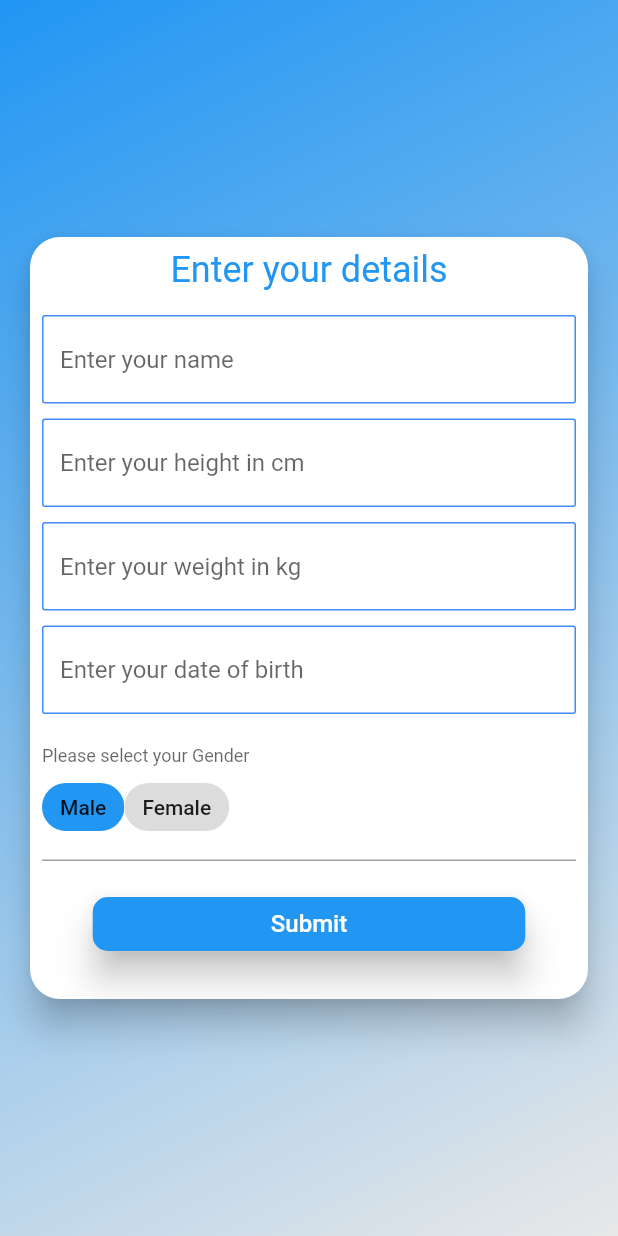
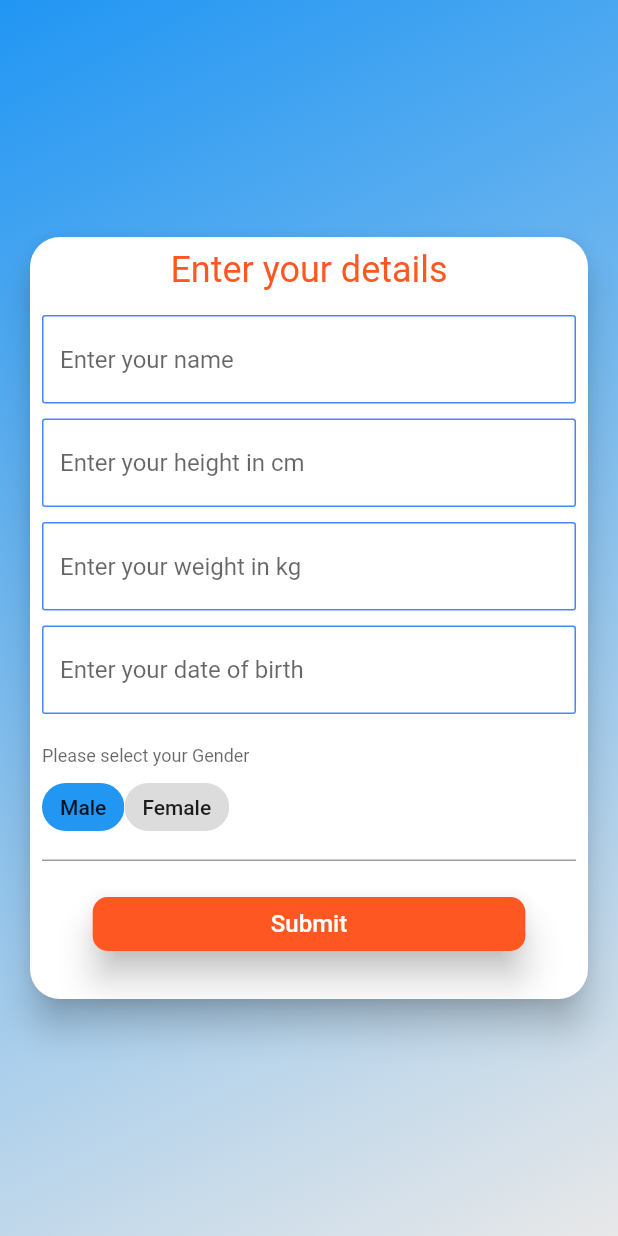
Before and after one commit to usamaTheFirst/sehatmand, a Flutter app: the FormScreen screen opened by its route, on a phone screen of 412 x 824 dp. Run offline on Flutter 3.47's test engine with Material 2 defaults, Android fonts, the light colour scheme and no system bars; drawn by our look-alikes of flutter_form_builder; our stand-ins replace cloud_firestore, firebase_auth, firebase_core, flutter_login; accounts and stored records are empty.

Commit message:
changed color

```diff
--- a/lib/main.dart
+++ b/lib/main.dart
@@ -32,7 +32,8 @@ class MyApp extends StatelessWidget {
           // Notice that the counter didn't reset back to zero; the application
           // is not restarted.
           primarySwatch: Colors.blue,
-      ),
+          colorScheme:
+              ColorScheme.light().copyWith(secondary: Colors.deepOrange)),
       home: LoginScreen(),
       routes: {
         MainScreen.routeName: (context) => MainScreen(),
--- a/lib/screens/form_screen.dart
+++ b/lib/screens/form_screen.dart
@@ -46,7 +46,9 @@ class _FormScreenState extends State<FormScreen> {
                     children: [
                       Text(
                         'Enter your details',
-                        style: TextStyle(color: Colors.blue, fontSize: 24),
+                        style: TextStyle(
+                            color: Theme.of(context).colorScheme.secondary,
+                            fontSize: 24),
                       ),
                       SizedBox(height: 16),
                       FormBuilderTextField(
```
Lines whose indentation alone changed are shown as unchanged.
